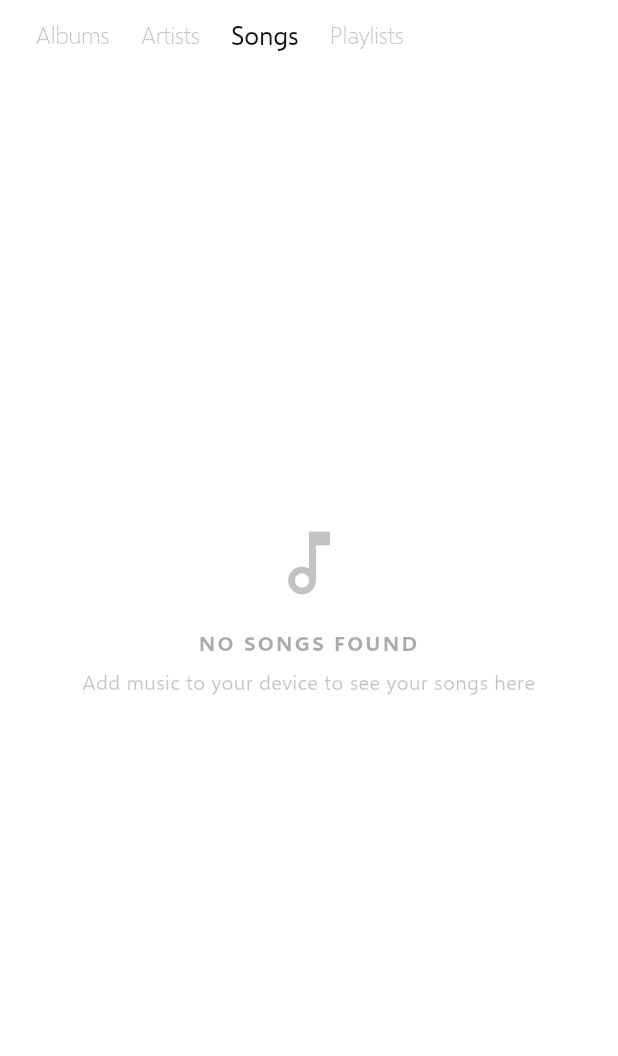
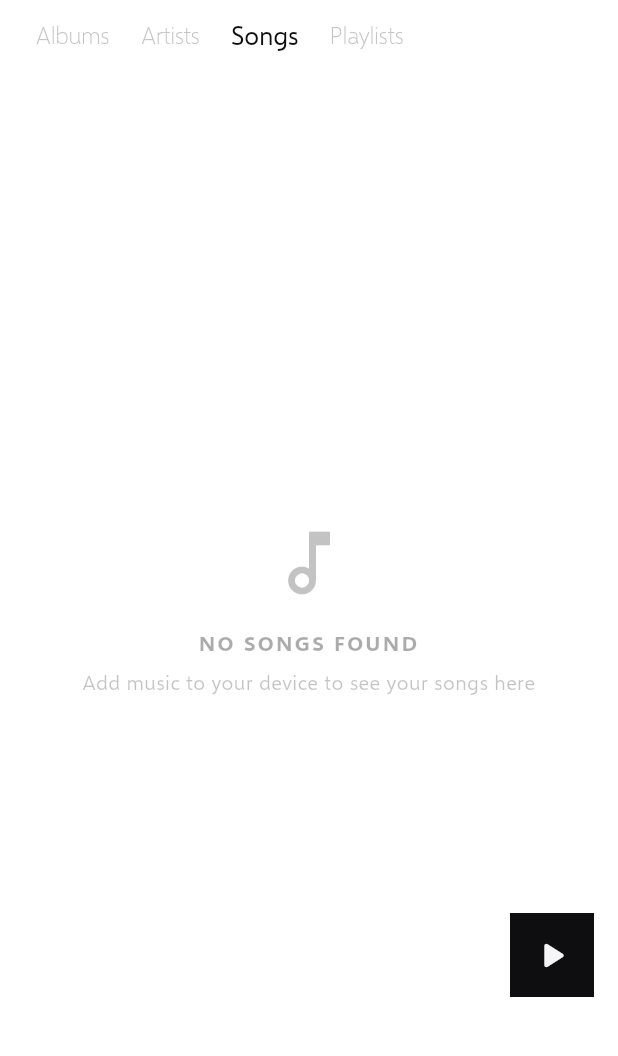
Before and after one commit to just-seb03/Qore, a Flutter app: the LibraryScreen screen opened directly, after a tap on "Artists", after a tap on "Songs", on a phone screen of 412 x 824 dp, the part 95-1151 px from its top. Run offline on Flutter 3.47's test engine with Material 3 defaults, Android fonts, the phone set to English and light mode, and no system bars; our stand-ins replace audio_service, device_info_plus, image_picker, just_audio, material_symbols_icons, permission_handler and 2 more; missing offline and left inert: audio_metadata_reader, audio_session, material_3_expressive; accounts and stored records are empty.

Commit message:
feat(library): add Metro shuffle-play FAB in Songs tab above nav and MiniPlayer

```diff
--- a/lib/features/library/screens/library.dart
+++ b/lib/features/library/screens/library.dart
@@ -234,6 +234,23 @@ class _LibraryScreenState extends State<LibraryScreen> {
     }
   }
 
+  Future<void> _handleShufflePlayAllSongs() async {
+    try {
+      final songs = widget.initialSongs ??
+          await (widget.songDao ?? SongDao()).getAllSongs();
+      if (songs.isEmpty) return;
+
+      final shuffled = List<Song>.from(songs)..shuffle();
+      final playback = PlaybackController.instance;
+      if (playback.isShuffleEnabled) {
+        await playback.toggleShuffle();
+      }
+      await playback.playSong(shuffled.first, queue: shuffled);
+    } catch (e) {
+      debugPrint('LibraryScreen error starting shuffled playback: $e');
+    }
+  }
+
   @override
   Widget build(BuildContext context) {
     return Container(
@@ -360,10 +377,36 @@ class _LibraryScreenState extends State<LibraryScreen> {
                           child: const Icon(Icons.add_rounded, size: 28.0),
                         ),
                       )
-                    : null,
-                floatingActionButtonLocation: currentFilter == LibraryFilter.playlists
-                    ? LibraryPlaylistsFabLocation(fabBottomOffset)
-                    : null,
+                    : currentFilter == LibraryFilter.songs
+                        ? Container(
+                            key: const ValueKey(
+                                'library_shuffle_play_songs_fab_container'),
+                            decoration: const BoxDecoration(
+                              borderRadius: BorderRadius.zero,
+                            ),
+                            child: FloatingActionButton(
+                              key: const ValueKey(
+                                  'library_shuffle_play_songs_fab'),
+                              onPressed: _handleShufflePlayAllSongs,
+                              backgroundColor: AppColors.accent,
+                              foregroundColor: AppColors.onAccent,
+                              elevation: 0.0,
+                              highlightElevation: 0.0,
+                              shape: const RoundedRectangleBorder(
+                                borderRadius: BorderRadius.zero,
+                              ),
+                              child: const Icon(
+                                Icons.play_arrow_rounded,
+                                size: 30.0,
+                              ),
+                            ),
+                          )
+                        : null,
+                floatingActionButtonLocation:
+                    (currentFilter == LibraryFilter.playlists ||
+                            currentFilter == LibraryFilter.songs)
+                        ? LibraryPlaylistsFabLocation(fabBottomOffset)
+                        : null,
                 floatingActionButtonAnimator: FloatingActionButtonAnimator.noAnimation,
                 bottomNavigationBar: widget.showBottomNav
                     ? const AppBottomNav(
```
Also changed, not shown: 1 other file.
